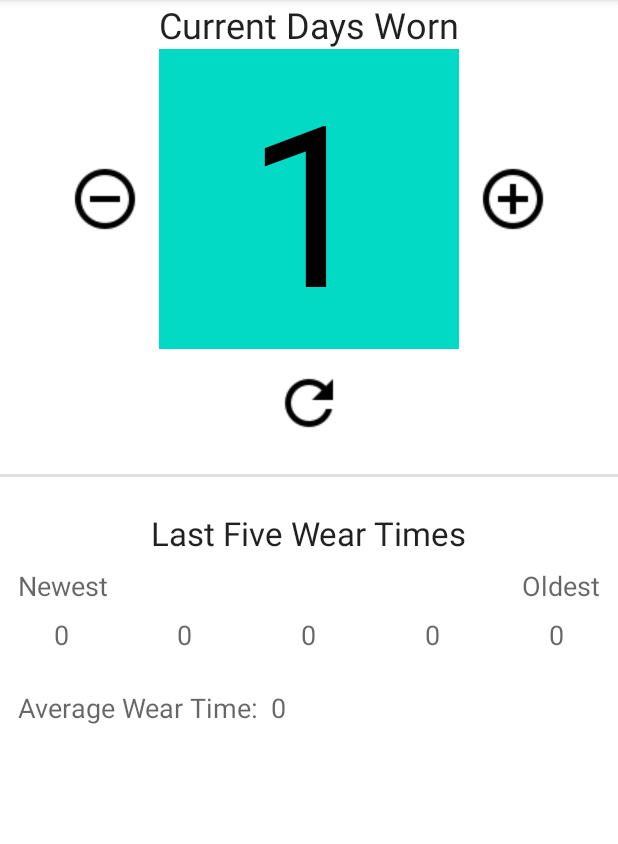
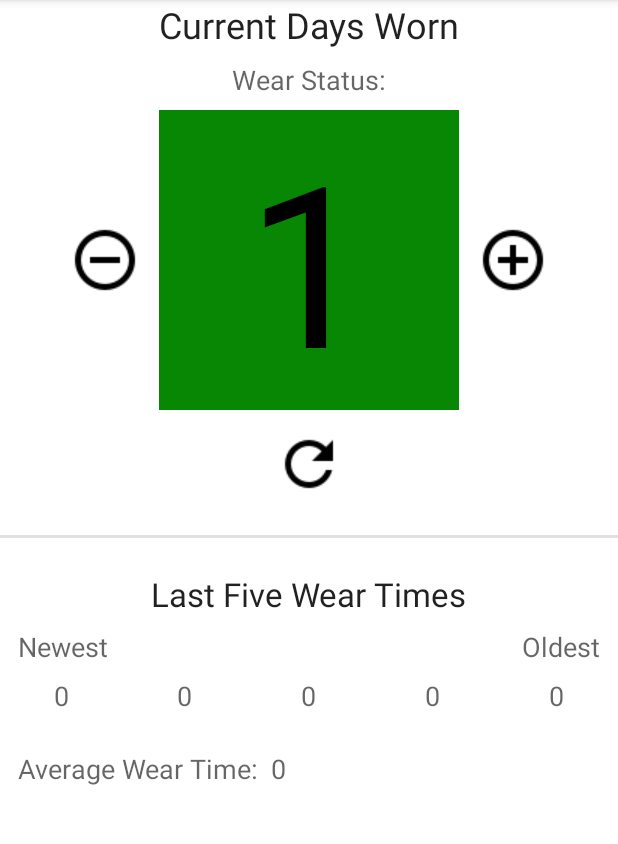
Before and after one commit to biddlecom/ContactLensWearTracker, an Android app: the screen it shows after launch (MainActivity), after a tap on "Plus", on a phone screen of 412 x 824 dp, the part 84-928 px from its top. Run offline under Robolectric (Android 15) with nearby library versions, the phone set to English and light mode, and no system bars; 1 statement that could not run was skipped.

Commit message:
Wear Status Main Activity
-add If statements to determine what color the
wear status text view should be.
-add the mCurrentLensCountInteger value
into the Shared Prefs.
-add wear status text view and wear status
color text view to MainActivity layout.
-add colors for the wear status.
-add dimens for the wear status.
-add strings for the wear status.

```diff
--- a/app/src/main/java/com/danielbiddlecom/contactlensweartracker/MainActivity.java
+++ b/app/src/main/java/com/danielbiddlecom/contactlensweartracker/MainActivity.java
@@ -21,6 +21,7 @@ public class MainActivity extends AppCompatActivity {
     ImageButton mPlusButton;
     ImageButton mResetButton;
     TextView mMainLensCounterTV;
+    TextView mMainWearStatusColorTV;
     TextView mMainLastFiveSlotOneTV;
     TextView mMainLastFiveSlotTwoTV;
     TextView mMainLastFiveSlotThreeTV;
@@ -36,6 +37,7 @@ public class MainActivity extends AppCompatActivity {
     String mLastFiveSlotFourString;
     String mLastFiveSlotFiveString;
     String mAverageWearTimeString;
+    String mCurrentLensCountIntPref;
     int mCurrentLensCountInteger = 0;
     int mLastFiveSlotOneInteger = 0;
     int mLastFiveSlotTwoInteger = 0;
@@ -66,6 +68,13 @@ public class MainActivity extends AppCompatActivity {
     protected void onCreate(Bundle savedInstanceState) {
         super.onCreate(savedInstanceState);
         setContentView(R.layout.activity_main);
+
+        //This Text View will have a colored background that will change depending on what the number
+        //value is in the mCurrentLensCountInteger.  We will be getting this value from the Shared
+        //Prefs so that we can show the user where they are in their contact lens wear cycle every
+        //time they open the app.
+        //Finding the text view.
+        mMainWearStatusColorTV.findViewById(R.id.main_wear_status_color_tv);
 
         //This button will decrease the count in the "Current Days Worn" counter TextView.
         //Finding the button and setting an onClick Listener on it.
@@ -156,6 +165,10 @@ public class MainActivity extends AppCompatActivity {
         SharedPreferences.Editor currentWearSharedPrefsEditor = sharedPreferencesCurrentWear.edit();
         currentWearSharedPrefsEditor.putString(mCurrentLensCountPref, mCurrentLensCountString);
         currentWearSharedPrefsEditor.apply();
+
+        //Calling the method that will check the mCurrentLensCountInteger and then set the correct
+        //color in the Wear Status Text View.
+        checkForColorChange();
     }
 
     //This method will increase the number in the "Current Days Worn" counter TextView by "1".
@@ -185,17 +198,42 @@ public class MainActivity extends AppCompatActivity {
         currentWearSharedPrefsEditor.putString(mCurrentLensCountPref, mCurrentLensCountString);
         currentWearSharedPrefsEditor.apply();
 
+        //Calling the method that will check the mCurrentLensCountInteger and then set the correct
+        //color in the Wear Status Text View.
         checkForColorChange();
     }
 
-    private void checkForColorChange(){
-        switch (mCurrentLensCountInteger){
-            case 0:
-                mMainLensCounterTV.setBackgroundResource(R.color.teal_200);
-                break;
-            case 1:
-                mMainLensCounterTV.setBackgroundResource(R.color.teal_200);
-                break;
+    //This method will check the value of the mCurrentLensCountInteger and then set the appropriate
+    //color in the Wear Status Text View.  This wear status is a visual cue to the user of where
+    //they are in their contact lens wear cycle.  Green is good. Yellow is more than half way through
+    //their wear cycle. Red means stop wearing and change your contacts to avoid damaging your eyes.
+    //We are then going to save the integer into the Shared Prefs so we can show the user the correct
+    //wear status color every time they open the app.
+    private void checkForColorChange() {
+        //Getting the Contact Lens Wear Tracker Shared Preferences.
+        SharedPreferences contactLensWearSharedPreferences = getSharedPreferences(CONTACT_LENS_WEAR_TRACKER_PREFS, MODE_PRIVATE);
+        if (mCurrentLensCountInteger >= 0 && mCurrentLensCountInteger <= 8) {
+            mMainLensCounterTV.setBackgroundResource(R.color.wear_status_green);
+            //Save the Current Lens Count Integer value into the Shared Preferences.
+            SharedPreferences.Editor sharedPrefsCurrentLensCountIntEditor = contactLensWearSharedPreferences.edit();
+            sharedPrefsCurrentLensCountIntEditor.putInt(mCurrentLensCountIntPref, mCurrentLensCountInteger);
+            sharedPrefsCurrentLensCountIntEditor.apply();
+        }
+
+        if (mCurrentLensCountInteger >= 9 && mCurrentLensCountInteger <= 13) {
+            mMainLensCounterTV.setBackgroundResource(R.color.wear_status_yellow);
+            //Save the Current Lens Count Integer value into the Shared Preferences.
+            SharedPreferences.Editor sharedPrefsCurrentLensCountIntEditor = contactLensWearSharedPreferences.edit();
+            sharedPrefsCurrentLensCountIntEditor.putInt(mCurrentLensCountIntPref, mCurrentLensCountInteger);
+            sharedPrefsCurrentLensCountIntEditor.apply();
+        }
+
+        if (mCurrentLensCountInteger >= 14) {
+            mMainLensCounterTV.setBackgroundResource(R.color.wear_status_red);
+            //Save the Current Lens Count Integer value into the Shared Preferences.
+            SharedPreferences.Editor sharedPrefsCurrentLensCountIntEditor = contactLensWearSharedPreferences.edit();
+            sharedPrefsCurrentLensCountIntEditor.putInt(mCurrentLensCountIntPref, mCurrentLensCountInteger);
+            sharedPrefsCurrentLensCountIntEditor.apply();
         }
     }
 
@@ -559,6 +597,8 @@ public class MainActivity extends AppCompatActivity {
             //The user is NOT new so we will get all the values from the shared preferences and put
             //them into their respective text views.
 
+            //TODO: get the CurrentLensCountInteger from the shared prefs and set it into the wear status color textview.
+
             //Get the value of the mCurrentLensCountPref shared preference and update the value of the
             //"Current Days Worn" text view.
             mCurrentLensCountString = contactLensWearSharedPreferences.getString(mCurrentLensCountPref,
@@ -642,7 +682,7 @@ public class MainActivity extends AppCompatActivity {
         //This Intent will take the url and send an intent to open an internet browser.
         Intent internetIntent = new Intent(Intent.ACTION_VIEW, webpage);
         //Try starting the internet intent.
-        try{
+        try {
             startActivity(internetIntent);
         } catch (Exception exception) {
             //If the intent fails, create a toast message letting the user know that the webpage
--- a/app/src/main/res/layout/activity_main.xml
+++ b/app/src/main/res/layout/activity_main.xml
@@ -21,16 +21,37 @@
             app:layout_constraintTop_toTopOf="parent" />
 
         <TextView
+            android:id="@+id/main_wear_status_tv"
+            android:layout_width="wrap_content"
+            android:layout_height="wrap_content"
+            android:layout_marginTop="@dimen/main_wear_status_margin_top"
+            android:text="@string/main_wear_status"
+            android:textAppearance="@style/TextAppearance.AppCompat.Medium"
+            app:layout_constraintEnd_toEndOf="parent"
+            app:layout_constraintStart_toStartOf="parent"
+            app:layout_constraintTop_toBottomOf="@+id/main_current_days_worn_tv" />
+
+        <TextView
+            android:id="@+id/main_wear_status_color_tv"
+            android:layout_width="24dp"
+            android:layout_height="24dp"
+            android:layout_marginStart="@dimen/main_wear_status_color_margin_start"
+            app:layout_constraintBottom_toBottomOf="@+id/main_wear_status_tv"
+            app:layout_constraintStart_toEndOf="@+id/main_wear_status_tv"
+            app:layout_constraintTop_toTopOf="@+id/main_wear_status_tv" />
+
+        <TextView
             android:id="@+id/main_lens_counter_tv"
             android:layout_width="@dimen/main_lens_counter_width_height"
             android:layout_height="@dimen/main_lens_counter_width_height"
+            android:layout_marginTop="8dp"
             android:gravity="center"
             android:text="@string/main_lens_counter_placeholder"
             android:textColor="@color/black"
             android:textSize="@dimen/main_lens_counter_text_size"
             app:layout_constraintEnd_toEndOf="parent"
             app:layout_constraintStart_toStartOf="parent"
-            app:layout_constraintTop_toBottomOf="@+id/main_current_days_worn_tv" />
+            app:layout_constraintTop_toBottomOf="@+id/main_wear_status_tv" />
 
         <ImageButton
             android:id="@+id/main_minus_button"
--- a/app/src/main/res/values/colors.xml
+++ b/app/src/main/res/values/colors.xml
@@ -13,5 +13,8 @@
     <color name="gray_50_400">#BDBDBD</color>
     <color name="gray_50_500">#9E9E9E</color>
     <color name="blue_50_a_700">#2962FF</color>
+    <color name="wear_status_green">#078703</color>
+    <color name="wear_status_yellow">#FEE528</color>
+    <color name="wear_status_red">#f30505</color>
 
 </resources>
--- a/app/src/main/res/values/dimens.xml
+++ b/app/src/main/res/values/dimens.xml
@@ -3,6 +3,10 @@
     <!-- activity_main.xml main_lens_counter_tv -->
     <dimen name="main_lens_counter_width_height">200dp</dimen>
     <dimen name="main_lens_counter_text_size">150sp</dimen>
+
+    <!-- activity_main.xml main_wear_status_tv -->
+    <dimen name="main_wear_status_margin_top">8dp</dimen>
+    <dimen name="main_wear_status_color_margin_start">8dp</dimen>
 
     <!-- activity_main.xml main_lens_counter_buttons -->
     <dimen name="main_lens_counter_buttons_width_height">48dp</dimen>
--- a/app/src/main/res/values/strings.xml
+++ b/app/src/main/res/values/strings.xml
@@ -12,6 +12,7 @@
     <string name="main_lens_counter_placeholder">0</string>
     <string name="main_error_calculating_last_five">There was an error calculating your Last Five
         Wear Times. Please try again.</string>
+    <string name="main_wear_status">Wear Status:</string>
 
     <!-- Overflow Menu Main Activity -->
     <string name="action_prescription">Prescription</string>
```
